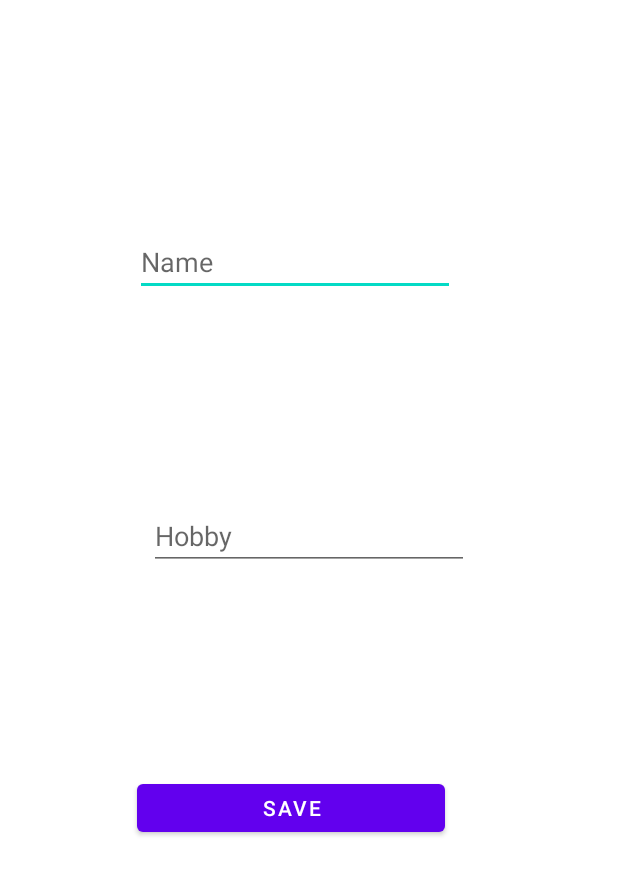
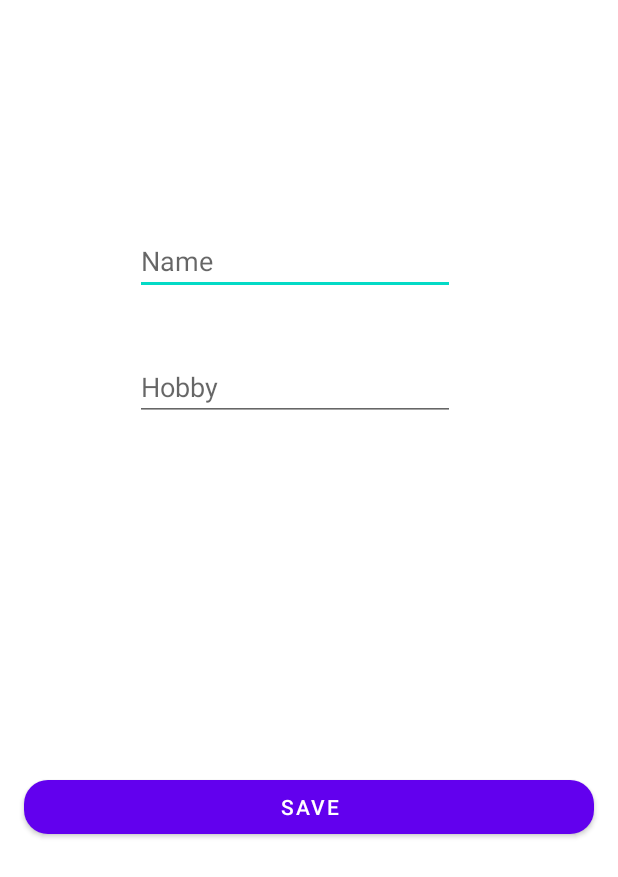
Before and after one commit to leslie2130-hash/BirthdayBox4.5, an Android app: the layout fragment_create_friend.xml on its own in the app's theme, with its tools: preview values and no code run, on a phone screen of 412 x 824 dp. Shown: the top 877 px of the screen. Run offline under Robolectric (Android 15) with nearby library versions, the phone set to English and light mode, and no system bars.

Commit message:
4.17 ui 优化

```diff
--- a/app/src/main/java/com/example/bottomnavigationdemo/MainActivity.java
+++ b/app/src/main/java/com/example/bottomnavigationdemo/MainActivity.java
@@ -19,7 +19,7 @@ public class MainActivity extends AppCompatActivity {
 
         //StatusBarUtil.setColor(this, getColor(R.color.toolbar_background_color), 0);
         StatusBarUtil.setColor(this, getColor(R.color.toolbar_background_color), 0);
-
+        StatusBarUtil.setTranslucentForImageViewInFragment(this, 0, null);
 
     }
 
--- a/app/src/main/java/com/example/bottomnavigationdemo/MainActivity3tab.java
+++ b/app/src/main/java/com/example/bottomnavigationdemo/MainActivity3tab.java
@@ -1,20 +1,25 @@
 package com.example.bottomnavigationdemo;
 
+import androidx.annotation.RequiresApi;
 import androidx.appcompat.app.AppCompatActivity;
 import androidx.navigation.NavController;
 import androidx.navigation.Navigation;
 import androidx.navigation.ui.AppBarConfiguration;
 import androidx.navigation.ui.NavigationUI;
 
+import android.os.Build;
 import android.os.Bundle;
 
 import com.google.android.material.bottomnavigation.BottomNavigationView;
+import com.jaeger.library.StatusBarUtil;
 
 public class MainActivity3tab extends AppCompatActivity {
 
+    @RequiresApi(api = Build.VERSION_CODES.M)
     @Override
     protected void onCreate(Bundle savedInstanceState) {
         super.onCreate(savedInstanceState);
+        StatusBarUtil.setColor(this, getColor(R.color.toolbar_background_color), 0);
         setContentView(R.layout.activity_main3tab);
 
         BottomNavigationView bottomNavigationView = findViewById(R.id.bottomNavigationView);
--- a/app/src/main/res/layout/accoount_fragment.xml
+++ b/app/src/main/res/layout/accoount_fragment.xml
@@ -15,5 +15,6 @@
         app:layout_constraintEnd_toEndOf="parent"
         app:layout_constraintStart_toStartOf="parent"
         app:layout_constraintTop_toTopOf="parent"
+
         app:layout_constraintVertical_bias="0.693" />
 </androidx.constraintlayout.widget.ConstraintLayout>
--- a/app/src/main/res/layout/activity_main3tab.xml
+++ b/app/src/main/res/layout/activity_main3tab.xml
@@ -10,6 +10,9 @@
         android:id="@+id/bottomNavigationView"
         android:layout_width="match_parent"
         android:layout_height="wrap_content"
+        app:itemIconTint="@color/selector_color"
+        app:itemTextColor="@color/selector_color"
+        app:labelVisibilityMode="labeled"
         app:layout_constraintBottom_toBottomOf="parent"
         app:layout_constraintEnd_toEndOf="parent"
         app:layout_constraintStart_toStartOf="parent"
--- a/app/src/main/res/layout/fragment_create_friend.xml
+++ b/app/src/main/res/layout/fragment_create_friend.xml
@@ -8,10 +8,15 @@
 
     <Button
         android:id="@+id/savebutton"
-        android:layout_width="205dp"
-        android:layout_height="44dp"
+        android:layout_width="0dp"
+        android:layout_height="wrap_content"
+        android:layout_marginStart="16dp"
+        android:layout_marginLeft="16dp"
+        android:layout_marginEnd="16dp"
+        android:layout_marginRight="16dp"
         android:clickable="true"
         android:text="save"
+        app:cornerRadius="@dimen/fab_margin"
         app:layout_constraintBottom_toBottomOf="parent"
         app:layout_constraintEnd_toEndOf="parent"
         app:layout_constraintHorizontal_bias="0.441"
@@ -42,7 +47,9 @@
         android:inputType="textPersonName"
         app:layout_constraintBottom_toTopOf="@+id/savebutton"
         app:layout_constraintEnd_toEndOf="parent"
+        app:layout_constraintHorizontal_bias="0.452"
         app:layout_constraintStart_toStartOf="parent"
-        app:layout_constraintTop_toBottomOf="@+id/createName" />
+        app:layout_constraintTop_toBottomOf="@+id/createName"
+        app:layout_constraintVertical_bias="0.142" />
 
 </androidx.constraintlayout.widget.ConstraintLayout>
--- a/app/src/main/res/values/colors.xml
+++ b/app/src/main/res/values/colors.xml
@@ -8,5 +8,6 @@
     <color name="black">#FF000000</color>
     <color name="white">#FFFFFFFF</color>
     <color name="toolbar_background_color">#FFF2F2F2</color>
+    <color name="colorRoseRed">#F9375F</color>
 
 </resources>
--- a/app/src/main/res/values/themes.xml
+++ b/app/src/main/res/values/themes.xml
@@ -1,14 +1,14 @@
 <resources xmlns:tools="http://schemas.android.com/tools">
     <!-- Base application theme. -->
     <style name="Theme.BottomNavigationDemo" parent="Theme.MaterialComponents.DayNight.NoActionBar">
-        <!-- Primary brand color. -->
-        <item name="colorPrimary">@color/purple_500</item>
-        <item name="colorPrimaryVariant">@color/purple_700</item>
-        <item name="colorOnPrimary">@color/white</item>
-        <!-- Secondary brand color. -->
-        <item name="colorSecondary">@color/teal_200</item>
-        <item name="colorSecondaryVariant">@color/teal_700</item>
-        <item name="colorOnSecondary">@color/black</item>
+<!--        &lt;!&ndash; Primary brand color. &ndash;&gt;-->
+<!--        <item name="colorPrimary">@color/purple_500</item>-->
+<!--        <item name="colorPrimaryVariant">@color/purple_700</item>-->
+<!--        <item name="colorOnPrimary">@color/white</item>-->
+<!--        &lt;!&ndash; Secondary brand color. &ndash;&gt;-->
+<!--        <item name="colorSecondary">@color/teal_200</item>-->
+<!--        <item name="colorSecondaryVariant">@color/teal_700</item>-->
+<!--        <item name="colorOnSecondary">@color/black</item>-->
         <!-- Status bar color. -->
         <item name="android:statusBarColor" tools:targetApi="l">?attr/colorPrimaryVariant</item>
         <!-- Customize your theme here. -->
```
Also changed, not shown: app/src/main/res/layout/activity_main.xml (+4 -33 lines), app/src/main/res/layout/log_fragment.xml (+50 -14 lines), app/src/main/res/values/style.xml (+12 -1 lines).
